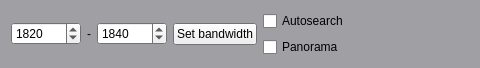
Before: the Qt Designer form src/ARM_R_viewCore/ControlPanel.ui in nevaeh82/arm_r, drawn with Qt 5; both pictures show x 0 to 480 and y 0 to 68 of the 964 by 68 pixel window.
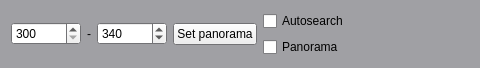
After: the same form once the commit is applied.

```diff
--- a/src/ARM_R_viewCore/ControlPanel.ui
+++ b/src/ARM_R_viewCore/ControlPanel.ui
@@ -93,7 +93,7 @@
       <number>7000</number>
      </property>
      <property name="value">
-      <number>1820</number>
+      <number>300</number>
      </property>
     </widget>
    </item>
@@ -119,14 +119,14 @@
       <number>7000</number>
      </property>
      <property name="value">
-      <number>1840</number>
+      <number>340</number>
      </property>
     </widget>
    </item>
    <item>
     <widget class="QPushButton" name="bandWidthPB">
      <property name="text">
-      <string>Set bandwidth</string>
+      <string>Set panorama</string>
      </property>
     </widget>
    </item>
```
Left out of the diff: 2 changed lines with no effect on the pictures.
